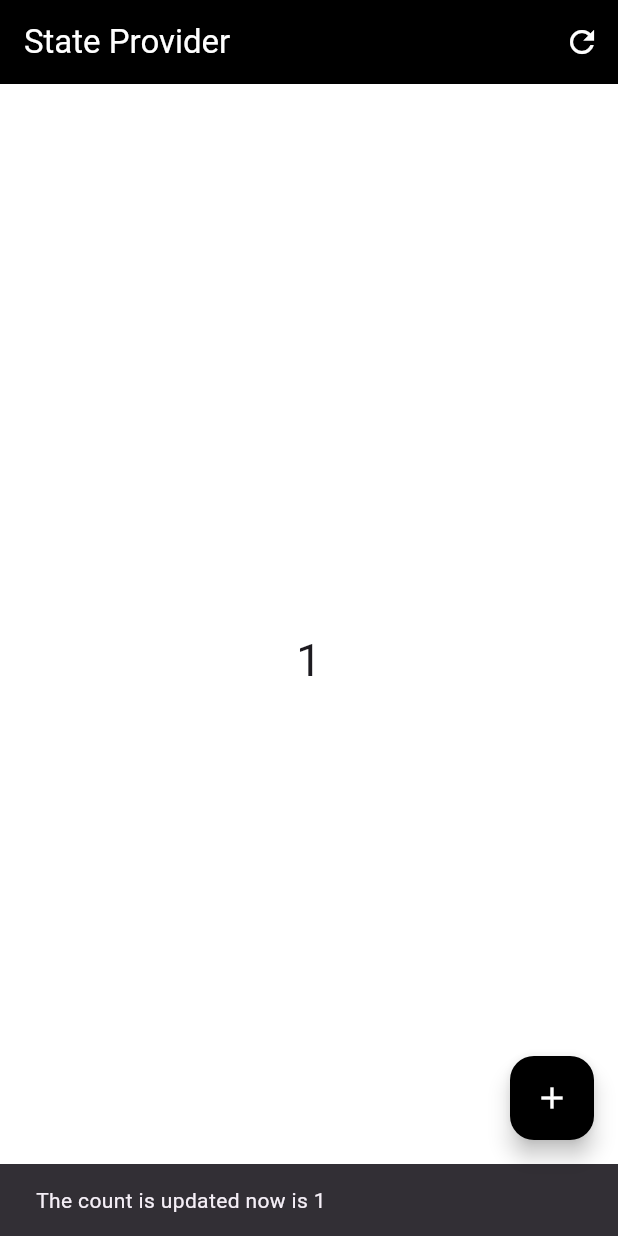
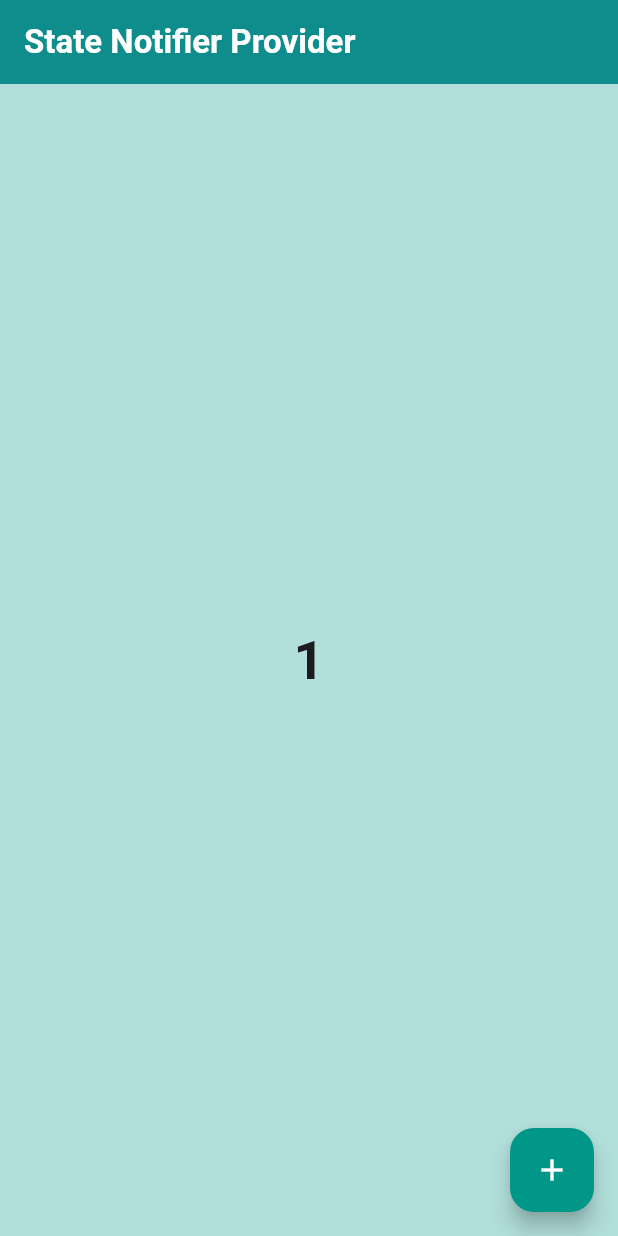
Before and after one commit to ajayrana78767/Riverpod-Learning, a Flutter app: the screen it shows after launch, after a tap on the "add" icon, on a phone screen of 412 x 824 dp. Run offline on Flutter 3.47's test engine with Material 3 defaults, Android fonts, the phone set to English and light mode, and no system bars; our stand-ins replace flutter_riverpod.

Commit message:
Add: Implemented StateNotifierProvider with basic counter example

```diff
--- /dev/null
+++ b/lib/State Notifier Provider/counter_demo.dart
@@ -0,0 +1,8 @@
+import 'package:flutter_riverpod/flutter_riverpod.dart';
+
+class CounterDemo extends StateNotifier<int> {
+  CounterDemo() : super(0);
+  void increment() {
+    state++;
+  }
+}
--- a/lib/main.dart
+++ b/lib/main.dart
@@ -1,7 +1,10 @@
 import 'package:flutter/material.dart';
 import 'package:flutter_riverpod/flutter_riverpod.dart';
+import 'package:riverpod_learning/State%20Notifier%20Provider/counter_demo.dart';
 
-final counterProvider = StateProvider<int>((ref) => 0);
+final counterProvider = StateNotifierProvider<CounterDemo, int>(
+  (ref) => CounterDemo(),
+);
 void main() {
   runApp(ProviderScope(child: const MyApp()));
 }
@@ -15,110 +18,27 @@ class MyApp extends StatelessWidget {
   }
 }
 
-/// First way why a extends ConsumerWidget
-
-// class MyHomePage extends ConsumerWidget {
-//   const MyHomePage({super.key});
-
-//   @override
-//   Widget build(BuildContext context, WidgetRef ref) {
-//     final name = ref.watch(nameProvider);
-//     return Scaffold(body: Center(child: Text(name)));
-//   }
-// }
-
-///  Get the value when the stateless widget
-
-// class MyHomePage extends StatelessWidget {
-//   const MyHomePage({super.key});
-
-//   @override
-//   Widget build(BuildContext context) {
-//     return Scaffold(
-//       body: Center(
-//         child: Consumer(
-//           builder: (context, ref, child) {
-//             final name = ref.watch(nameProvider);
-//             return Text(name);
-//           },
-//         ),
-//       ),
-//     );
-//   }
-// }
-
-/// How to read a value from when a STF widget
-// class MyHomePage extends ConsumerStatefulWidget {
-//   const MyHomePage({super.key});
-
-//   @override
-//   ConsumerState<MyHomePage> createState() => _MyHomePageState();
-// }
-
-// class _MyHomePageState extends ConsumerState<MyHomePage> {
-//   @override
-//   initState() {
-//     super.initState();
-//     final name = ref.read(nameProvider);
-//     debugPrint(name);
-//   }
-
-//   @override
-//   Widget build(BuildContext context) {
-//     final name = ref.watch(nameProvider);
-//     return Scaffold(
-//       appBar: AppBar(
-//         backgroundColor: Colors.blue,
-//         centerTitle: true,
-//         title: Text('Riverpod', style: TextStyle(color: Colors.white)),
-//       ),
-//       body: Center(child: Text(name)),
-//     );
-//   }
-// }
-
-///* State Provider
 class MyHomePage extends ConsumerWidget {
   const MyHomePage({super.key});
-
   @override
   Widget build(BuildContext context, WidgetRef ref) {
-    final count = ref.watch(counterProvider);
-    ref.listen(counterProvider, (previous, next) {
-      if (next == 10) {
-        ScaffoldMessenger.of(
-          context,
-        ).showSnackBar(SnackBar(content: Text('The value is $next')));
-      } else {
-        ScaffoldMessenger.of(context).showSnackBar(
-          SnackBar(content: Text('The count is updated now is $next')),
-        );
-      }
-    });
-    debugPrint('Full screen is builded.....');
+    debugPrint('Full Screen is builded........');
+    final counter = ref.watch(counterProvider);
     return Scaffold(
-      backgroundColor: Colors.white,
+      backgroundColor: Colors.teal.shade100,
       appBar: AppBar(
-        backgroundColor: Colors.black,
-        title: Text('State Provider', style: TextStyle(color: Colors.white)),
-        actions: [
-          IconButton(
-            icon: Icon(Icons.refresh, color: Colors.white),
-            onPressed: () {
-              //   ref.invalidate(counterProvider);
-              ref.invalidate(counterProvider);
-            },
-          ),
-        ],
+        backgroundColor: Colors.teal,
+        elevation: 24,
+        title: Text(
+          'State Notifier Provider',
+          style: TextStyle(color: Colors.white, fontWeight: FontWeight.bold),
+        ),
       ),
-      body: Center(
-        child: Text(count.toString(), style: TextStyle(fontSize: 30)),
-      ),
+      body: Center(child: Text(counter.toString(),style: TextStyle(fontSize: 36,fontWeight: FontWeight.bold),)),
       floatingActionButton: FloatingActionButton(
-        backgroundColor: Colors.black,
+        backgroundColor: Colors.teal,
         onPressed: () {
-          //   ref.read(counterProvider.notifier).state++;
-          ref.read(counterProvider.notifier).update((state) => state + 1);
+          ref.read(counterProvider.notifier).increment();
         },
         child: Icon(Icons.add, color: Colors.white),
       ),
```
